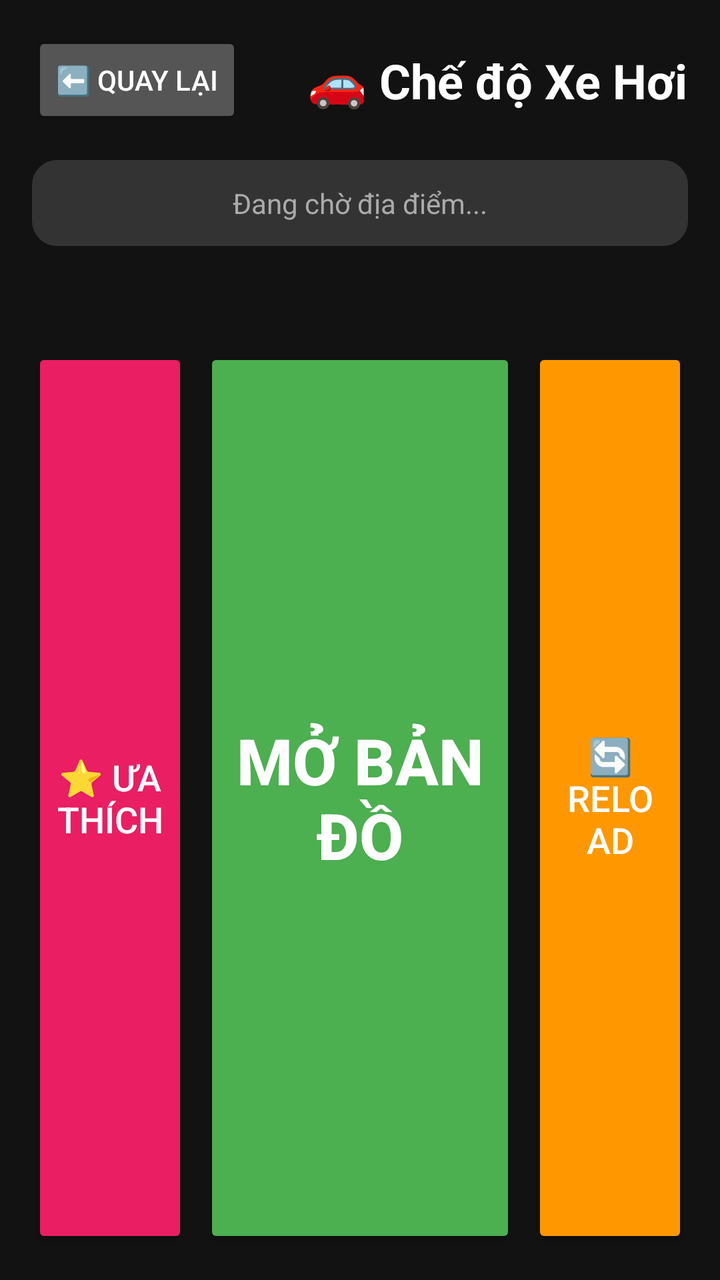
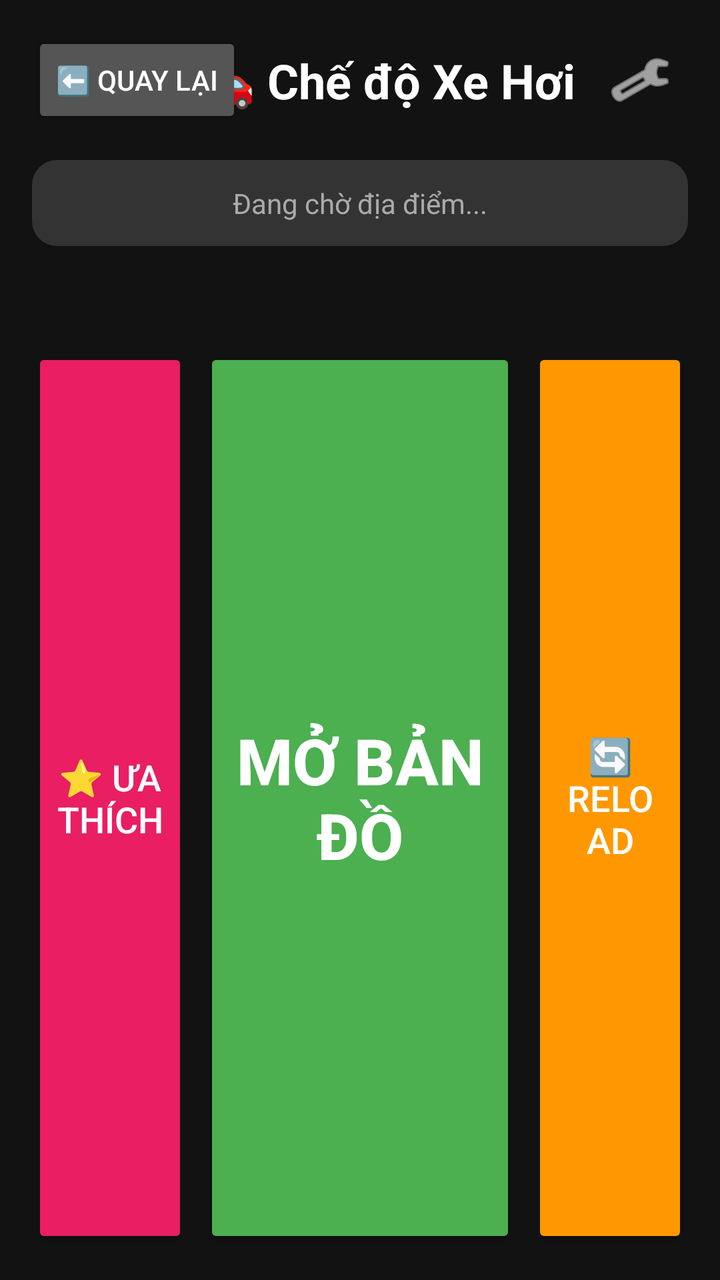

The first picture is an Android layout as it rendered before a commit; the second is the same layout after the commit. The layout source and the unified diff follow.
<!-- AndroidManifest.xml: application theme Theme.LocateShare -->
<!-- res/layout/activity_car.xml -->
<?xml version="1.0" encoding="utf-8"?>
<androidx.constraintlayout.widget.ConstraintLayout xmlns:android="http://schemas.android.com/apk/res/android"
    xmlns:app="http://schemas.android.com/apk/res-auto"
    android:layout_width="match_parent"
    android:layout_height="match_parent"
    android:background="#121212"
    android:keepScreenOn="true"
    android:padding="16dp">

    
    <Button
        android:id="@+id/btnBack"
        android:layout_width="wrap_content"
        android:layout_height="wrap_content"
        android:text="⬅️ Quay lại"
        android:backgroundTint="#555555"
        android:textColor="#FFFFFF"
        app:layout_constraintStart_toStartOf="parent"
        app:layout_constraintTop_toTopOf="parent" />

    
    <TextView
        android:id="@+id/tvTitle"
        android:layout_width="wrap_content"
        android:layout_height="wrap_content"
        android:text="🚗 Chế độ Xe Hơi"
        android:textSize="24sp"
        android:textStyle="bold"
        android:textColor="#FFFFFF"
        app:layout_constraintEnd_toEndOf="parent"
        app:layout_constraintTop_toTopOf="parent"
        app:layout_constraintBottom_toBottomOf="@id/btnBack"/>

    
    <TextView
        android:id="@+id/tvLocation"
        android:layout_width="0dp"
        android:layout_height="wrap_content"
        android:text="Đang chờ địa điểm..."
        android:textSize="14sp"
        android:textColor="#AAAAAA"
        android:maxLines="1"
        android:ellipsize="end"
        android:background="@drawable/input_background"
        android:backgroundTint="#333333"
        android:padding="12dp"
        android:gravity="center"
        android:layout_marginTop="16dp"
        app:layout_constraintTop_toBottomOf="@id/btnBack"
        app:layout_constraintStart_toStartOf="parent"
        app:layout_constraintEnd_toEndOf="parent" />

    
    <TextView
        android:id="@+id/tvLocationName"
        android:layout_width="0dp"
        android:layout_height="wrap_content"
        android:text=""
        android:textSize="20sp"
        android:textStyle="bold"
        android:textColor="#FFFFFF"
        android:gravity="center"
        android:layout_marginTop="8dp"
        app:layout_constraintTop_toBottomOf="@id/tvLocation"
        app:layout_constraintStart_toStartOf="parent"
        app:layout_constraintEnd_toEndOf="parent" />

    
    <Button
        android:id="@+id/btnFavorites"
        android:layout_width="0dp"
        android:layout_height="0dp"
        android:text="⭐ Ưa thích"
        android:textSize="18sp"
        android:backgroundTint="#E91E63"
        android:textColor="#FFFFFF"
        android:layout_marginTop="16dp"
        android:layout_marginEnd="4dp"
        app:cornerRadius="12dp"
        app:layout_constraintHorizontal_weight="1"
        app:layout_constraintStart_toStartOf="parent"
        app:layout_constraintEnd_toStartOf="@id/btnOpenMap"
        app:layout_constraintBottom_toBottomOf="parent"
        app:layout_constraintTop_toBottomOf="@id/tvLocationName" />

    
    <Button
        android:id="@+id/btnOpenMap"
        android:layout_width="0dp"
        android:layout_height="0dp"
        android:text="MỞ BẢN ĐỒ"
        android:textSize="32sp"
        android:textStyle="bold"
        android:backgroundTint="#4CAF50"
        android:textColor="#FFFFFF"
        android:layout_marginTop="16dp"
        android:layout_marginStart="4dp"
        android:layout_marginEnd="4dp"
        app:cornerRadius="12dp"
        app:layout_constraintHorizontal_weight="2"
        app:layout_constraintStart_toEndOf="@id/btnFavorites"
        app:layout_constraintEnd_toStartOf="@id/btnReload"
        app:layout_constraintBottom_toBottomOf="parent"
        app:layout_constraintTop_toBottomOf="@id/tvLocationName" />

    
    <Button
        android:id="@+id/btnReload"
        android:layout_width="0dp"
        android:layout_height="0dp"
        android:text="🔄 Reload"
        android:textSize="18sp"
        android:backgroundTint="#FF9800"
        android:textColor="#FFFFFF"
        android:layout_marginTop="16dp"
        android:layout_marginStart="4dp"
        app:cornerRadius="12dp"
        app:layout_constraintHorizontal_weight="1"
        app:layout_constraintStart_toEndOf="@id/btnOpenMap"
        app:layout_constraintEnd_toEndOf="parent"
        app:layout_constraintBottom_toBottomOf="parent"
        app:layout_constraintTop_toBottomOf="@id/tvLocationName" />

</androidx.constraintlayout.widget.ConstraintLayout>
<!-- resources referenced by this layout -->
<resources>
  <!-- drawable input_background (drawable) -->
  <?xml version="1.0" encoding="utf-8"?>
  <shape xmlns:android="http://schemas.android.com/apk/res/android"
      android:shape="rectangle">
      <solid android:color="#FFFFFF"/>
      <corners android:radius="12dp"/>
      <stroke android:width="1dp" android:color="#BDBDBD"/>
      <padding android:left="16dp" android:right="16dp"/>
  </shape>
  <style name="Theme.LocateShare" parent="Base.Theme.LocateShare" />
  <style name="Base.Theme.LocateShare" parent="Theme.Material3.DayNight.NoActionBar">
          
          
      </style>
</resources>

<!-- the commit's change to res/layout/activity_car.xml (unified diff, before → after) -->
@@ -27,9 +27,23 @@
         android:textSize="24sp"
         android:textStyle="bold"
         android:textColor="#FFFFFF"
+        android:layout_marginEnd="8dp"
+        app:layout_constraintEnd_toStartOf="@id/btnSettings"
+        app:layout_constraintTop_toTopOf="parent"
+        app:layout_constraintBottom_toBottomOf="@id/btnBack"/>
+
+    
+    <ImageButton
+        android:id="@+id/btnSettings"
+        android:layout_width="48dp"
+        android:layout_height="48dp"
+        android:src="@android:drawable/ic_menu_preferences"
+        android:background="?attr/selectableItemBackgroundBorderless"
+        app:tint="#FFFFFF"
+        android:contentDescription="Settings"
         app:layout_constraintEnd_toEndOf="parent"
         app:layout_constraintTop_toTopOf="parent"
-        app:layout_constraintBottom_toBottomOf="@id/btnBack"/>
+        app:layout_constraintBottom_toBottomOf="@id/btnBack" />
 
     
     <TextView
